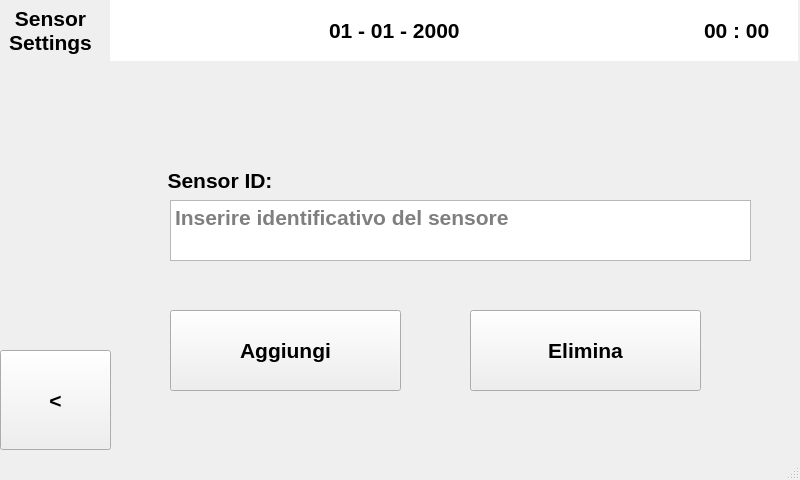
This is Raspberry/GUI/sensorSettingsWindow.ui in Mrcuve0/Raspberry-Thermostat as Qt 5 draws it before an edit. The edited form follows.
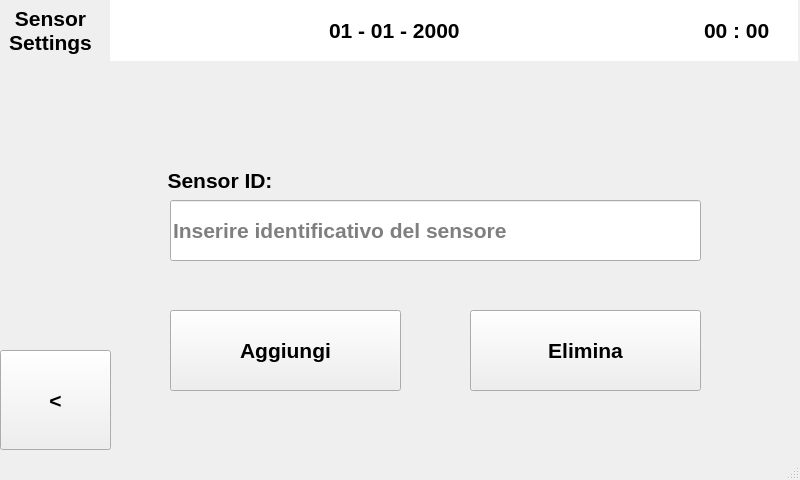
This is the edited form.

Commit message: roomWindow? Add sensor connection handling

Diff of the .ui file:
```diff
--- a/Raspberry/GUI/sensorSettingsWindow.ui
+++ b/Raspberry/GUI/sensorSettingsWindow.ui
@@ -114,35 +114,6 @@
      <string>&lt;</string>
     </property>
    </widget>
-   <widget class="QPlainTextEdit" name="PT_sensor">
-    <property name="geometry">
-     <rect>
-      <x>170</x>
-      <y>200</y>
-      <width>581</width>
-      <height>61</height>
-     </rect>
-    </property>
-    <property name="font">
-     <font>
-      <pointsize>16</pointsize>
-      <weight>75</weight>
-      <bold>true</bold>
-     </font>
-    </property>
-    <property name="verticalScrollBarPolicy">
-     <enum>Qt::ScrollBarAlwaysOff</enum>
-    </property>
-    <property name="sizeAdjustPolicy">
-     <enum>QAbstractScrollArea::AdjustIgnored</enum>
-    </property>
-    <property name="overwriteMode">
-     <bool>true</bool>
-    </property>
-    <property name="placeholderText">
-     <string>Inserire identificativo del sensore</string>
-    </property>
-   </widget>
    <widget class="QLabel" name="label_SensorSettings">
     <property name="geometry">
      <rect>
@@ -253,6 +224,26 @@
      <string>Elimina</string>
     </property>
    </widget>
+   <widget class="QLineEdit" name="LE_sensor">
+    <property name="geometry">
+     <rect>
+      <x>170</x>
+      <y>200</y>
+      <width>531</width>
+      <height>61</height>
+     </rect>
+    </property>
+    <property name="font">
+     <font>
+      <pointsize>16</pointsize>
+      <weight>75</weight>
+      <bold>true</bold>
+     </font>
+    </property>
+    <property name="placeholderText">
+     <string>Inserire identificativo del sensore</string>
+    </property>
+   </widget>
   </widget>
   <widget class="QStatusBar" name="statusbar"/>
  </widget>
```
The commit also changes 3 other files.
